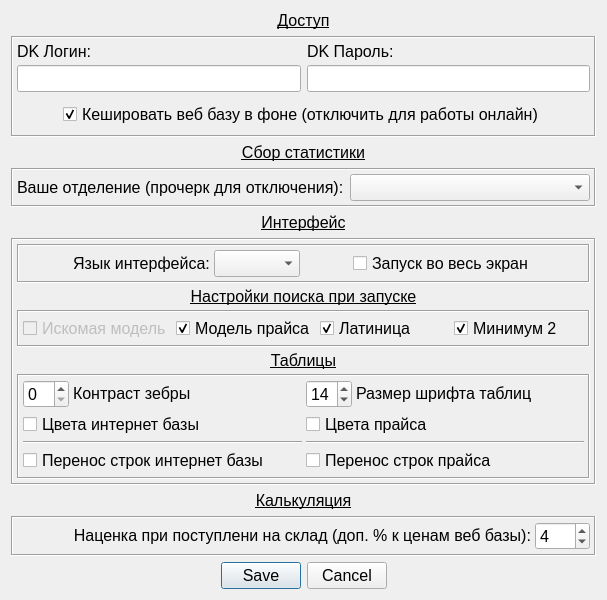
Before: the Qt Designer form UI/window_settings.ui in Wrexan/MDA, drawn with Qt 5.
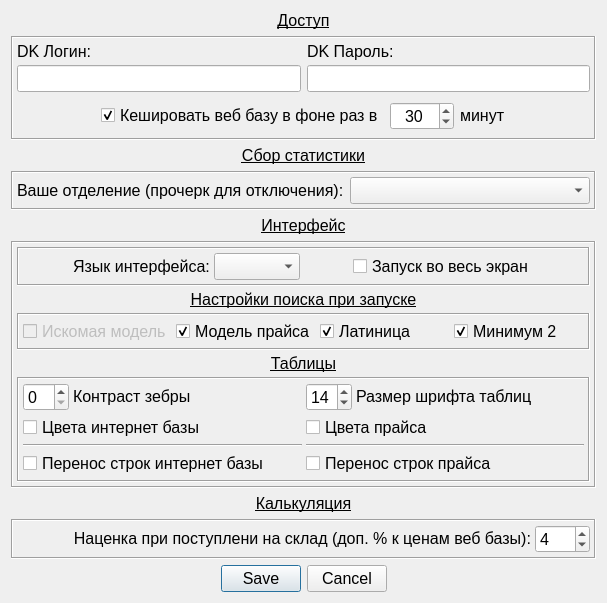
After: the same form once the commit is applied. Icons and pictures are not drawn.

Commit message: add counter for db caching period add n fixed translation for new ui elements

The edit to the form file:
```diff
--- a/UI/window_settings.ui
+++ b/UI/window_settings.ui
@@ -7,7 +7,7 @@
     <x>0</x>
     <y>0</y>
     <width>610</width>
-    <height>594</height>
+    <height>598</height>
    </rect>
   </property>
   <property name="sizePolicy">
@@ -186,6 +186,8 @@
           </spacer>
          </item>
          <item>
+          <layout class="QHBoxLayout" name="horizontalLayout_4">
+           <item>
           <widget class="QCheckBox" name="chb_dk9_caching">
            <property name="enabled">
             <bool>true</bool>
@@ -197,12 +199,52 @@
             </sizepolicy>
            </property>
            <property name="text">
-            <string>Кешировать веб базу в фоне (отключить для работы онлайн)</string>
+              <string>Кешировать веб базу в фоне раз в</string>
            </property>
            <property name="checked">
             <bool>true</bool>
            </property>
           </widget>
+           </item>
+           <item>
+            <widget class="QSpinBox" name="dk9_caching_minutes">
+             <property name="sizePolicy">
+              <sizepolicy hsizetype="Maximum" vsizetype="Fixed">
+               <horstretch>0</horstretch>
+               <verstretch>0</verstretch>
+              </sizepolicy>
+             </property>
+             <property name="alignment">
+              <set>Qt::AlignCenter</set>
+             </property>
+             <property name="minimum">
+              <number>20</number>
+             </property>
+             <property name="maximum">
+              <number>1440</number>
+             </property>
+             <property name="singleStep">
+              <number>10</number>
+             </property>
+             <property name="value">
+              <number>30</number>
+             </property>
+            </widget>
+           </item>
+           <item>
+            <widget class="QLabel" name="lbl_minutes">
+             <property name="sizePolicy">
+              <sizepolicy hsizetype="Preferred" vsizetype="Maximum">
+               <horstretch>0</horstretch>
+               <verstretch>0</verstretch>
+              </sizepolicy>
+             </property>
+             <property name="text">
+              <string>минут</string>
+             </property>
+            </widget>
+           </item>
+          </layout>
          </item>
          <item>
           <spacer name="horizontalSpacer_2">
```
Lines whose indentation alone changed are shown as unchanged. The commit also changes 6 other files.
